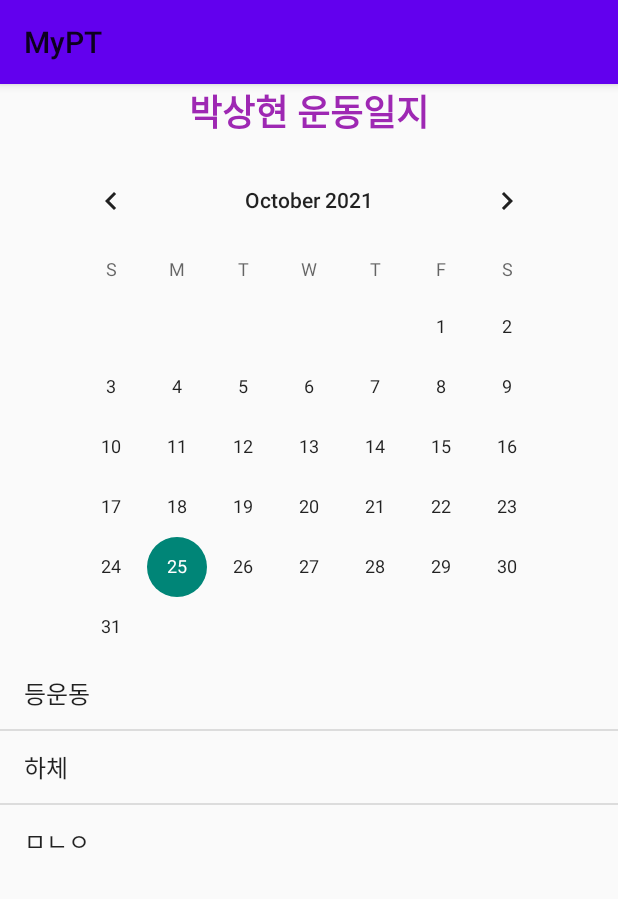
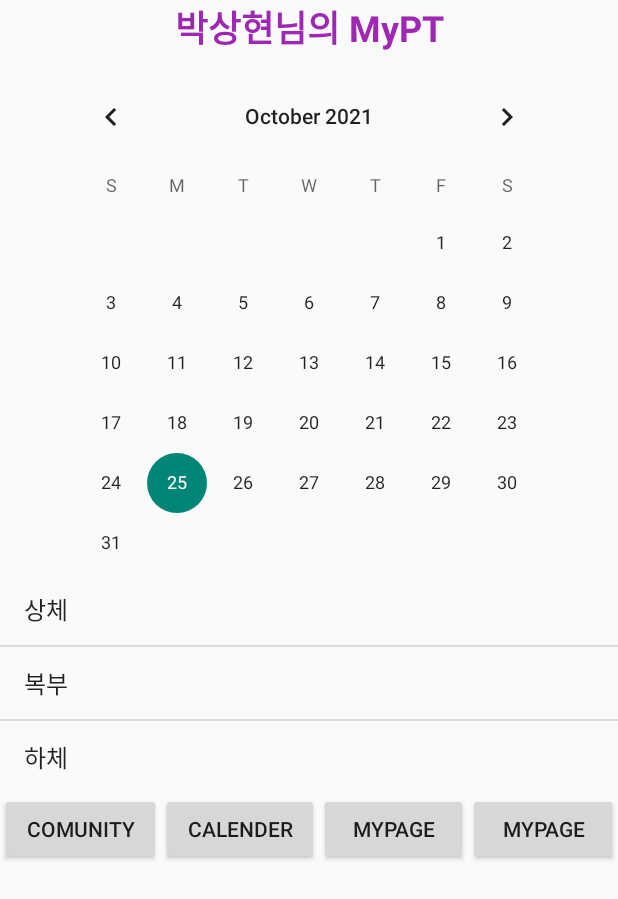
Before and after one commit to feelwjd/MyPT, an Android app: the Calender screen opened directly, with no data from a screen before it, on a phone screen of 412 x 824 dp. Shown: the top 899 px of the screen. Run offline under Robolectric (Android 15) with nearby library versions, the light colour scheme and no system bars.

Commit message:
와서한거

```diff
--- a/app/src/main/AndroidManifest.xml
+++ b/app/src/main/AndroidManifest.xml
@@ -28,6 +28,11 @@
         <activity android:name=".BodyPicture"/>
         <activity android:name=".CheckBody"/>
         <activity android:name=".PopupActivity" android:theme="@android:style/Theme.Dialog" />
+        <activity android:name=".Calender_Main"></activity>
+        <activity android:name=".Watch"></activity>
+        <activity android:name=".TestActivity"></activity>
+        <activity android:name=".Calender"></activity>
+
 
     </application>
 
--- a/app/src/main/java/com/example/mypt/Calender.java
+++ b/app/src/main/java/com/example/mypt/Calender.java
@@ -1,67 +1,76 @@
 package com.example.mypt;
-import androidx.annotation.NonNull;
+
+import androidx.appcompat.app.ActionBar;
 import androidx.appcompat.app.AppCompatActivity;
 
-import android.annotation.SuppressLint;
-import android.content.ContentValues;
 import android.content.Intent;
-import android.database.Cursor;
-import android.database.sqlite.SQLiteDatabase;
 import android.os.Bundle;
 import android.view.View;
 import android.widget.ArrayAdapter;
 import android.widget.Button;
-import android.widget.CalendarView;
-import android.widget.EditText;
+import android.widget.ListAdapter;
 import android.widget.ListView;
 import android.widget.TextView;
 
-import java.io.FileInputStream;
-import java.io.FileOutputStream;
-import java.util.ArrayList;
-import java.util.List;
 public class Calender extends AppCompatActivity {
-
-    public CalendarView calendarView;
     public TextView textView1;
-    private ListView list; //리스트
-
+    public ListView listView;
+    /** 여기부터 내비바 필요한거**/
+    public Button btncomu,btncal,btnmy;
+    /** 여기까지 내비바 필요한거**/
     @Override
     protected void onCreate(Bundle savedInstanceState) {
+
         super.onCreate(savedInstanceState);
         setContentView(R.layout.activity_calender);
-        calendarView=findViewById(R.id.calendarView);
+        //타이틀바 없애는 코드
+        ActionBar actionBar = getSupportActionBar();
+        actionBar.hide();
+
         textView1=findViewById(R.id.textView1);
+        String name = "박상현";
+        String userID = "alexpark96";
+        textView1.setText(name+"님의 MyPT");
 
-        list = (ListView)findViewById(R.id.list);//리스트뷰연결
-        String data[] = {"등운동","하체","ㅁㄴㅇ"};
-        ArrayAdapter<String> adapter = new ArrayAdapter<>(this,android.R.layout.simple_list_item_1,data);
-        list.setAdapter(adapter);//어레이어댑터를 list에 세팅함
-        adapter.notifyDataSetChanged(); //데이터를 저장하겠다라는 의미
+        listView=findViewById(R.id.list);
+        String[] values = new String[] {"상체", "복부", "하체"};
+        ArrayAdapter<String> adapter = new ArrayAdapter<String>(this, android.R.layout.simple_list_item_1, values);
+        listView.setAdapter(adapter);
+        /** 여기부터 내비바 필요한거**/
+        btncomu = findViewById(R.id.btncomu);
+        btncal = findViewById(R.id.btncal);
+        btnmy = findViewById(R.id.btnmy);
 
+        btncomu.setOnClickListener(new View.OnClickListener(){
 
-
-        //로그인 및 회원가입 엑티비티에서 이름을 받아옴
-        Intent intent=getIntent();
-       // String name=intent.getStringExtra("userName");
-       // final String userID=intent.getStringExtra("userID");
-        String name =  "박상현";
-        String userID = "alexpark96";
-        textView1.setText(name+" 운동일지");
-
-        calendarView.setOnDateChangeListener(new CalendarView.OnDateChangeListener() {
             @Override
-            public void onSelectedDayChange(@NonNull CalendarView view, int year, int month, int dayOfMonth) {
-
+            public void onClick(View view){
+                Intent intent = new Intent (getApplicationContext(), Calender.class);
+                startActivity(intent);
             }
         });
+
+        btncal.setOnClickListener(new View.OnClickListener(){
+
+            @Override
+            public void onClick(View view){
+                Intent intent = new Intent (getApplicationContext(), Calender.class);
+                startActivity(intent);
+            }
+        });
+
+        btnmy.setOnClickListener(new View.OnClickListener(){
+
+            @Override
+            public void onClick(View view){
+                Intent intent = new Intent (getApplicationContext(), Watch.class);
+                startActivity(intent);
+            }
+        });
+        /** 여기까지 내비바 필요한거**/
+
 
 
 
     }
-
-//    <!-->
-
-
-
 }
--- a/app/src/main/res/layout/activity_calender.xml
+++ b/app/src/main/res/layout/activity_calender.xml
@@ -4,8 +4,10 @@
     xmlns:tools="http://schemas.android.com/tools"
     android:layout_width="match_parent"
     android:layout_height="match_parent"
-    tools:context=".Calender"
-    android:orientation="vertical">
+    tools:context=".Calender_Main"
+    android:orientation="vertical"
+
+    >
 
 
 
@@ -28,9 +30,49 @@
         android:id="@+id/calendarView"
         app:layout_constraintHorizontal_bias="0.488" android:layout_marginTop="8dp"
      />
-
     <ListView
         android:id="@+id/list"
         android:layout_width="match_parent"
-        android:layout_height="wrap_content" />
+        android:layout_height="wrap_content"
+/>
+    <LinearLayout
+        android:id="@+id/nav"
+        android:layout_width="match_parent"
+        android:layout_height="wrap_content"
+        android:layout_alignParentBottom="true"
+        android:layout_centerHorizontal="true"
+        android:orientation="horizontal"
+        app:layout_constraintBottom_toBottomOf="parent"
+
+        tools:ignore="MissingConstraints">
+
+        <Button
+            android:layout_width="wrap_content"
+            android:id="@+id/btncomu"
+            android:layout_height="wrap_content"
+            android:layout_gravity="bottom"
+            android:layout_weight="1"
+            android:text="COMUNITY" />
+
+        <Button
+            android:id="@+id/btncal"
+            android:layout_width="wrap_content"
+            android:layout_height="match_parent"
+            android:layout_weight="1"
+            android:text="Calender" />
+
+        <Button
+            android:id="@+id/btnmy"
+            android:layout_width="wrap_content"
+            android:layout_height="wrap_content"
+            android:layout_weight="1"
+            android:text="MYPAGE" />
+        <Button
+            android:id="@+id/btnstart"
+            android:layout_width="wrap_content"
+            android:layout_height="wrap_content"
+            android:layout_weight="1"
+            android:text="MYPAGE" />
+
+    </LinearLayout>
 </LinearLayout>
```
Also changed, not shown: app/src/main/java/com/example/mypt/Fragment/FragHome.java (added, +101 -0 lines), app/src/main/java/com/example/mypt/MainActivity.java (+23 -0 lines), app/src/main/java/com/example/mypt/TT.java (added, +172 -0 lines), app/src/main/res/layout/activity_main.xml (+11 -0 lines), app/src/main/res/layout/frag_mypage.xml (added, +18 -0 lines), app/src/main/res/layout/frag_watch.xml (+47 -7 lines), app/src/main/res/layout/tt.xml (added, +32 -0 lines).
